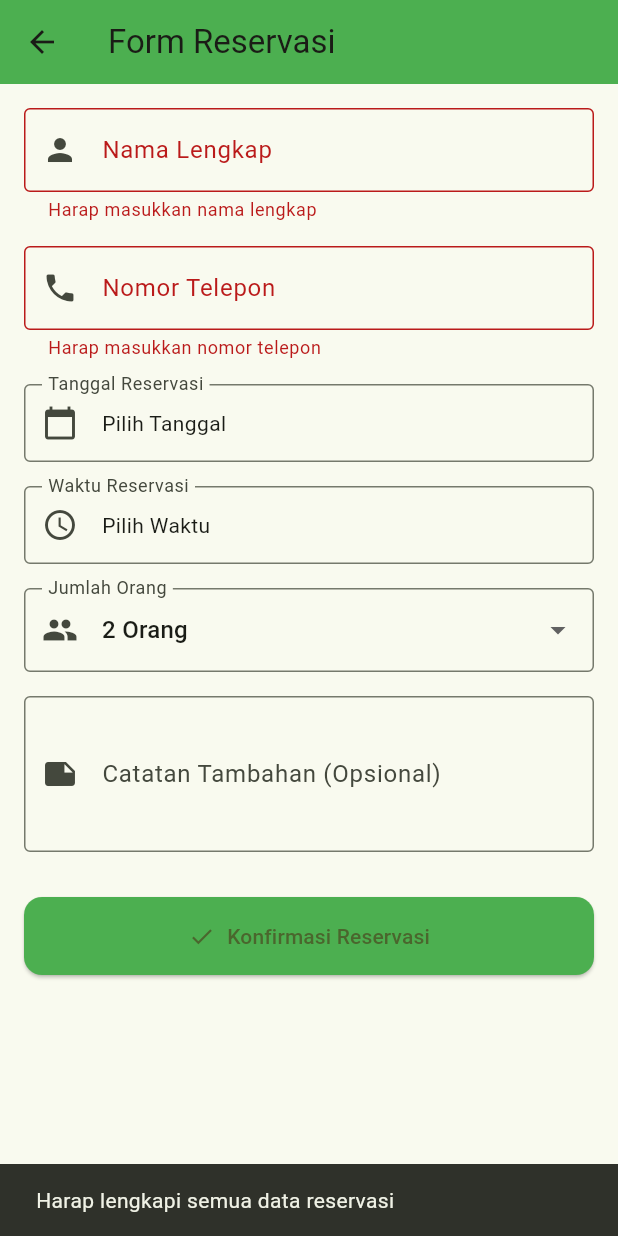
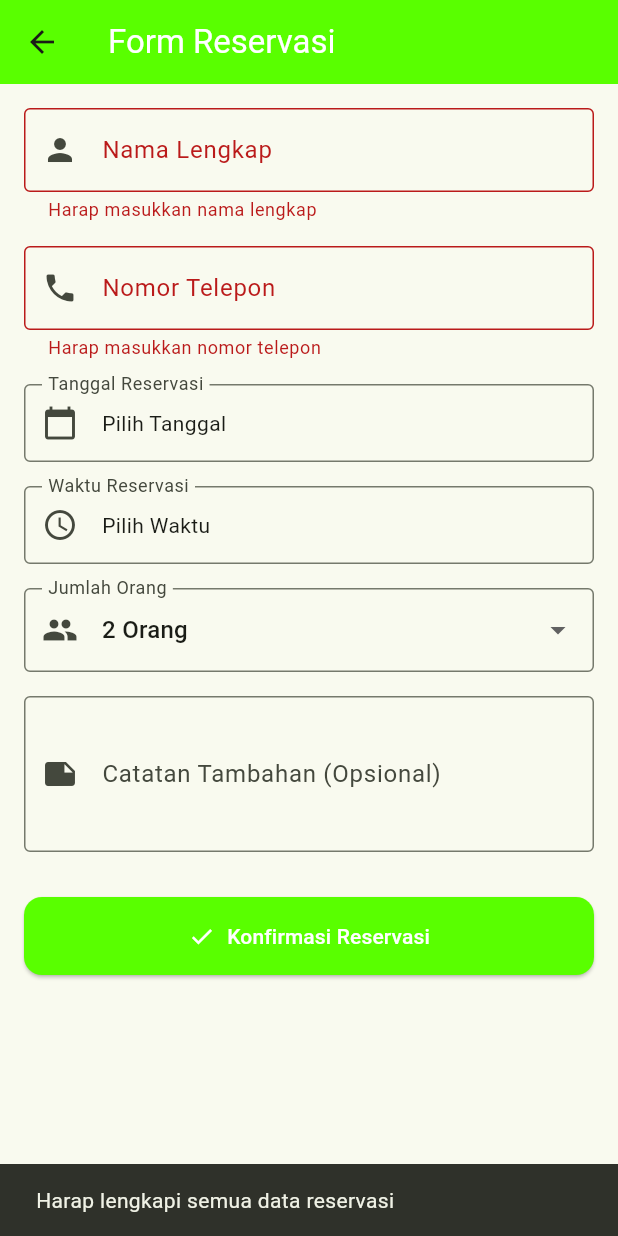
Before and after one commit to MisakiZuijin/reservasiku_colab_t2, a Flutter app: the screen it shows after launch, item 2 of the bottom bar chosen, after a tap on "Konfirmasi Reservasi", on a phone screen of 412 x 824 dp. Run offline on Flutter 3.47's test engine with Material 3 defaults, Android fonts, the phone set to English and light mode, and no system bars; our stand-ins replace get, supabase_flutter; accounts and stored records are empty.

Commit message:
Modify Fiks

```diff
--- a/lib/main.dart
+++ b/lib/main.dart
@@ -3,7 +3,6 @@ import 'package:reservasiku_colab_t2/controllers/reservation_controller.dart';
 import 'package:reservasiku_colab_t2/screens/splash_screen.dart';
 import 'package:supabase_flutter/supabase_flutter.dart';
 import 'package:get/get.dart';
-import 'package:reservasiku_colab_t2/utils/app_routes.dart';
 import 'package:reservasiku_colab_t2/controllers/nav_controller.dart'; // Tambahkan ini
 
 void main() async {
@@ -31,8 +30,6 @@ class MyApp extends StatelessWidget {
           seedColor: Colors.lightGreen.shade600,
         ),
       ),
-      initialRoute: AppRoutes.splash,
-      getPages: AppRoutes.routes,
       home: const SplashScreen(), // gunakan const jika memungkinkan
     );
   }
--- a/lib/screens/home/users/dashboard_users.dart
+++ b/lib/screens/home/users/dashboard_users.dart
@@ -13,8 +13,20 @@ class DashboardUsersScreen extends StatelessWidget {
 
     return Scaffold(
       appBar: AppBar(
-        title: const Text("Selamat Datang di RestoKu"),
-        backgroundColor: Colors.green,
+        leading: Padding(
+          padding: const EdgeInsets.all(8.0),
+          child: Image.asset(
+            "assets/images/Logo_White.png",
+            height: 10,
+            width: 10,
+            fit: BoxFit.cover,
+          ),
+        ),
+        title: Text(
+          "Selamat Datang di Reservasiku",
+          style: TextStyle(color: Colors.white),
+        ),
+        backgroundColor: const Color.fromRGBO(89, 255, 0, 1),
         elevation: 4,
       ),
       body: Obx(() {
@@ -30,7 +42,7 @@ class DashboardUsersScreen extends StatelessWidget {
                 width: double.infinity,
                 padding: const EdgeInsets.all(20),
                 decoration: BoxDecoration(
-                  color: Colors.green.shade100,
+                  color: const Color.fromRGBO(173, 255, 128, 1),
                   borderRadius: BorderRadius.circular(16),
                 ),
                 child: const Column(
--- a/lib/screens/profile/profile.dart
+++ b/lib/screens/profile/profile.dart
@@ -1,4 +1,5 @@
 import 'package:flutter/material.dart';
+import '../../../widgets/bottom_nav.dart';
 
 class ProfileScreen extends StatefulWidget {
   const ProfileScreen({super.key});
@@ -10,6 +11,6 @@ class ProfileScreen extends StatefulWidget {
 class _ProfileScreenState extends State<ProfileScreen> {
   @override
   Widget build(BuildContext context) {
-    return const Placeholder();
+    return Scaffold(bottomNavigationBar: BottomNav());
   }
 }
--- a/lib/screens/reservation/reservation_form.dart
+++ b/lib/screens/reservation/reservation_form.dart
@@ -51,8 +51,11 @@ class _ReservationFormState extends State<ReservationForm> {
   Widget build(BuildContext context) {
     return Scaffold(
       appBar: AppBar(
-        title: const Text("Form Reservasi"),
-        backgroundColor: Colors.green,
+        title: const Text(
+          "Form Reservasi",
+          style: TextStyle(color: Colors.white),
+        ),
+        backgroundColor: const Color.fromRGBO(89, 255, 0, 1),
       ),
       body: Form(
         key: _formKey,
@@ -170,7 +173,7 @@ class _ReservationFormState extends State<ReservationForm> {
 
               // Tombol Konfirmasi
               ElevatedButton.icon(
-                icon: const Icon(Icons.check),
+                icon: const Icon(Icons.check, color: Colors.white),
                 // Di bagian onPressed tombol konfirmasi:
                 onPressed: () {
                   if (_formKey.currentState!.validate() &&
@@ -213,9 +216,12 @@ class _ReservationFormState extends State<ReservationForm> {
                     );
                   }
                 },
-                label: const Text("Konfirmasi Reservasi"),
+                label: const Text(
+                  "Konfirmasi Reservasi",
+                  style: TextStyle(color: Colors.white),
+                ),
                 style: ElevatedButton.styleFrom(
-                  backgroundColor: Colors.green,
+                  backgroundColor: const Color.fromRGBO(89, 255, 0, 1),
                   padding: const EdgeInsets.symmetric(vertical: 16),
                   shape: RoundedRectangleBorder(
                     borderRadius: BorderRadius.circular(12),
--- a/lib/utils/app_routes.dart
+++ /dev/null
@@ -1,34 +0,0 @@
-import 'package:get/get.dart';
-import '../../screens/splash_screen.dart';
-import '../../screens/auth/login.dart';
-import '../../screens/auth/register.dart';
-import '../../screens/home/dummy.dart';
-import '../../screens/home/admin/dashboard_admin.dart';
-import '../../screens/home/users/dashboard_users.dart';
-import '../../screens/menu_room/list_menu_room.dart';
-import '../../screens/profile/profile.dart';
-import '../../screens/stats/stats.dart';
-
-class AppRoutes {
-  static const String splash = '/';
-  static const String login = '/login';
-  static const String register = '/register';
-  static const String admin = '/admin';
-  static const String users = '/user';
-  static const String home = '/home';
-  static const String listroom = '/room';
-  static const String profile = '/profile';
-  static const String stats = '/stats';
-
-  static final routes = [
-    GetPage(name: splash, page: () => const SplashScreen()),
-    GetPage(name: login, page: () => const LoginScreen()),
-    GetPage(name: register, page: () => const RegisterScreen()),
-    GetPage(name: admin, page: () => const DashboardAdminScreen()),
-    GetPage(name: users, page: () => const DashboardUsersScreen()),
-    GetPage(name: home, page: () => const DummyScreen()),
-    GetPage(name: listroom, page: () => const ListMenuRoomScreen()),
-    GetPage(name: profile, page: () => const ProfileScreen()),
-    GetPage(name: stats, page: () => const StatsScreen()),
-  ];
-}
--- a/lib/widgets/bottom_nav.dart
+++ b/lib/widgets/bottom_nav.dart
@@ -77,7 +77,7 @@ class BottomNav extends StatelessWidget {
               AnimatedPositioned(
                 duration: const Duration(milliseconds: 250),
                 curve: Curves.easeInOut,
-                bottom: isProfile ? 25 : 10,
+                bottom: isProfile ? 25 : 25,
                 child: GestureDetector(
                   onTap: () {
                     if (!isProfile) _handleNavigation(1);
@@ -92,13 +92,11 @@ class BottomNav extends StatelessWidget {
                             ? CircleAvatar(
                               key: const ValueKey("profile"),
                               radius: 30,
-                              backgroundColor: Colors.white,
-                              child: const CircleAvatar(
-                                radius: 26,
-                                backgroundImage: AssetImage(
-                                  "assets/profile.png",
-                                ),
-                                backgroundColor: Colors.transparent,
+                              backgroundColor: const Color.fromARGB(
+                                0,
+                                255,
+                                255,
+                                255,
                               ),
                             )
                             : Container(
--- a/pubspec.yaml
+++ b/pubspec.yaml
@@ -63,6 +63,7 @@ flutter:
   assets:
   - assets/images/Logo_White.png
   - assets/images/Logo_Green.png
+  - assets/images/profile.png
 
   # To add assets to your application, add an assets section, like this:
   # assets:
```
Also changed, not shown: lib/screens/home/dummy.dart (deleted, +0 -10 lines), lib/screens/reservation/invoice_screen.dart (+16 -8 lines), lib/screens/reservation/payment_screen.dart (deleted, +0 -64 lines), assets/images/profile.png (added).
